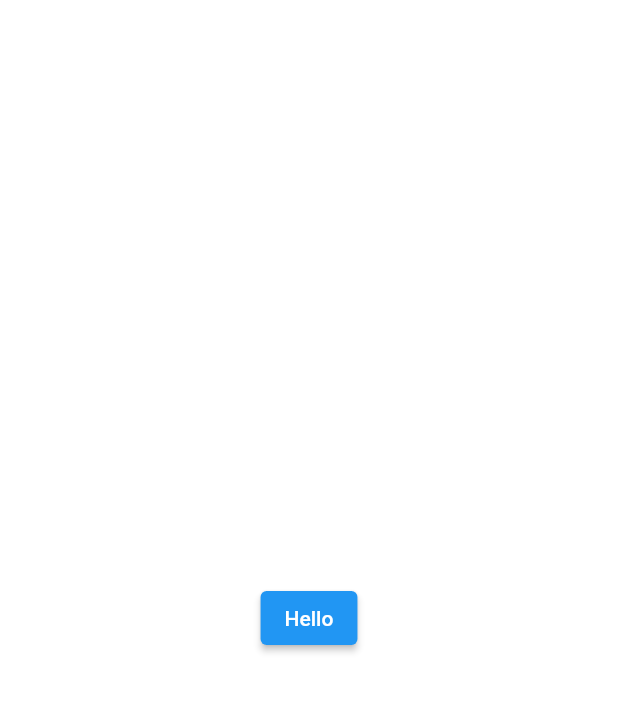
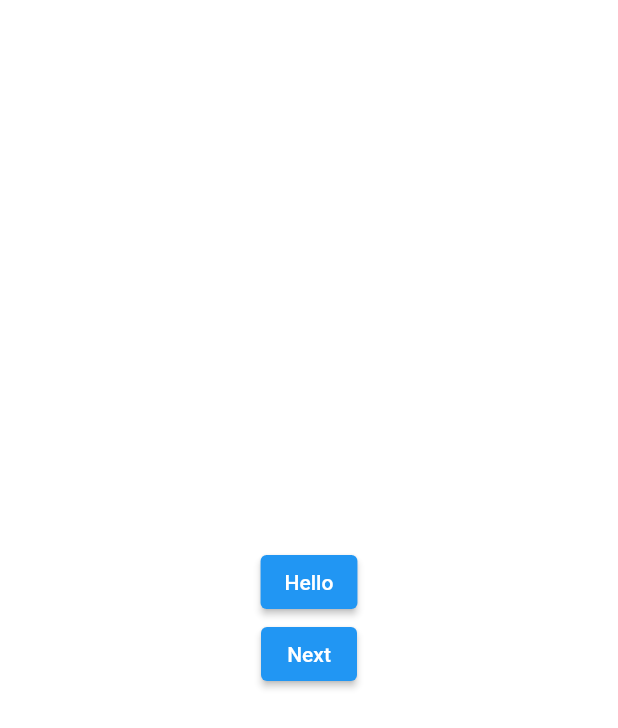
Before and after one commit to AnuroopFarkya11/getx_flutter, a Flutter app: the screen it shows after launch, on a phone screen of 412 x 824 dp. Shown: the top 728 px of the screen. Run offline on Flutter 3.47's test engine with Material 2 defaults, Android fonts, the phone set to English and light mode, and no system bars; our stand-ins replace get.

```diff
--- a/lib/main.dart
+++ b/lib/main.dart
@@ -1,5 +1,6 @@
 import 'package:flutter/material.dart';
 import 'package:get/get.dart';
+import 'package:getx/routes/routes.dart';
 
 import 'getx_helper/controller.dart';
 
@@ -18,7 +19,8 @@ class MyApp extends StatelessWidget {
       title: 'Flutter Demo',
       debugShowCheckedModeBanner: false,
 
-      home: HomePage()
+      initialRoute: RoutesClass.getHomeRoute(),
+      getPages: RoutesClass.routes,
     );
   }
 }
@@ -35,7 +37,8 @@ class HomePage extends GetView<AppController> {
   @override
   Widget build(BuildContext context) {
     return Obx(
-      ()=>Scaffold(
+          () =>
+          Scaffold(
             backgroundColor: controller.screenColor.value,
             body: Center(
 
@@ -47,11 +50,18 @@ class HomePage extends GetView<AppController> {
             controller.onTapChanged();
             },
                 child: Obx(
-                      () => Text('${controller.changedText.value}')))
+                        () => Text('${controller.changedText.value}'))),
+
+
+            ElevatedButton(onPressed: () {
+                Get.toNamed(RoutesClass.getSecondScreen());
+
+            }, child: Text("Next"))
+
             ],
           ),
-        ),
-      ),
+    ),)
+    ,
     );
   }
 }
--- /dev/null
+++ b/lib/routes/routes.dart
@@ -0,0 +1,20 @@
+import 'package:get/get.dart';
+import 'package:getx/main.dart';
+
+import '../layouts/SecondScreen.dart';
+
+class RoutesClass {
+  static String home = "/HomePage";
+  static String Secondscreen = "/SecondScreen";
+
+
+  static String getHomeRoute() => home;
+
+  static String getSecondScreen() => Secondscreen;
+
+  static List<GetPage> routes = [
+    GetPage(name: home, page: () => const HomePage()),
+    GetPage(name: Secondscreen, page: () => SecondScreen(), transition: Transition.fade,transitionDuration: const Duration(seconds: 1))
+  ];
+
+}
```
Also changed, not shown: lib/layouts/SecondScreen.dart (added, +16 -0 lines). Lines whose indentation alone changed are shown as unchanged.
